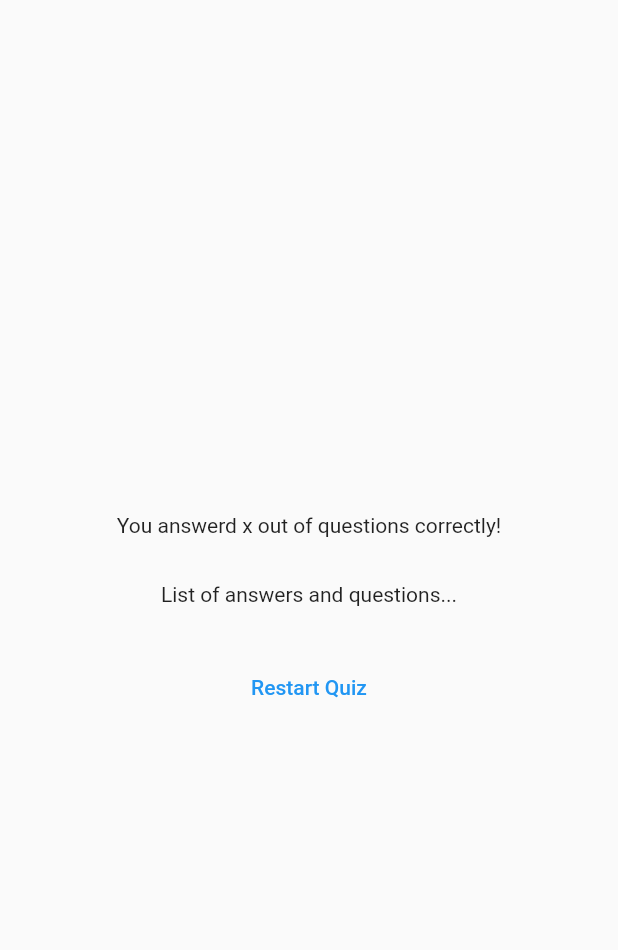
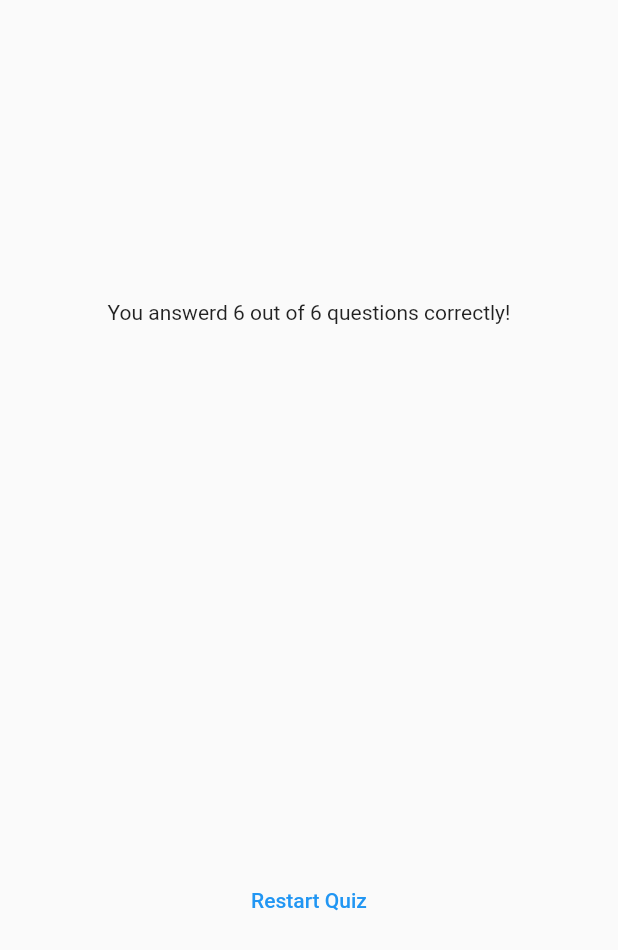
Before and after one commit to ireero/flutter_app_quiz_curso, a Flutter app: the ResultsScreen widget shown alone on an empty page, opened directly with empty values, on a phone screen of 412 x 824 dp. Shown: the top 950 px of the screen. Run offline on Flutter 3.47's test engine with Material 2 defaults, Android fonts, the phone set to English and light mode, and no system bars; our stand-ins replace google_fonts.

Commit message:
Chegando ao final da contrução deste aplicativo.

```diff
--- a/lib/quiz.dart
+++ b/lib/quiz.dart
@@ -33,7 +33,6 @@ class _Quiz extends State<Quiz> {
     if (selectedAnswers.length == questions.length) {
       setState(() {
         activeScreen = 'results-screen';
-        selectedAnswers = [];
       });
     }
   }
--- a/lib/results_screen.dart
+++ b/lib/results_screen.dart
@@ -1,5 +1,6 @@
 import 'package:flutter/material.dart';
 import 'package:quiz_app/data/questions.dart';
+import 'package:quiz_app/questions_summary.dart';
 
 class ResultsScreen extends StatelessWidget {
 
@@ -24,6 +25,13 @@ class ResultsScreen extends StatelessWidget {
 
   @override
   Widget build(context) {
+
+    final summaryData = getSummaryData();
+    final numTotalQuestions = questions.length;
+    final numCorrectQuestions = summaryData.where((data) {
+      return data['user_answer'] == data['correct_answer'];
+    }).length;
+
     return SizedBox(
       width: double.infinity,
       child: Container(
@@ -31,11 +39,11 @@ class ResultsScreen extends StatelessWidget {
         child: Column(
           mainAxisAlignment: MainAxisAlignment.center,
           children: [
-              const Text(
-                'You answerd x out of questions correctly!',
+              Text(
+                'You answerd $numTotalQuestions out of $numTotalQuestions questions correctly!',
               ),
             const SizedBox(height: 30,),
-            const Text('List of answers and questions...'),
+            QuestionsSummary(summaryData: summaryData),
             const SizedBox(height: 30,),
             TextButton(
               onPressed: (){},
```
Also changed, not shown: lib/questions_summary.dart (+37 -0 lines).
